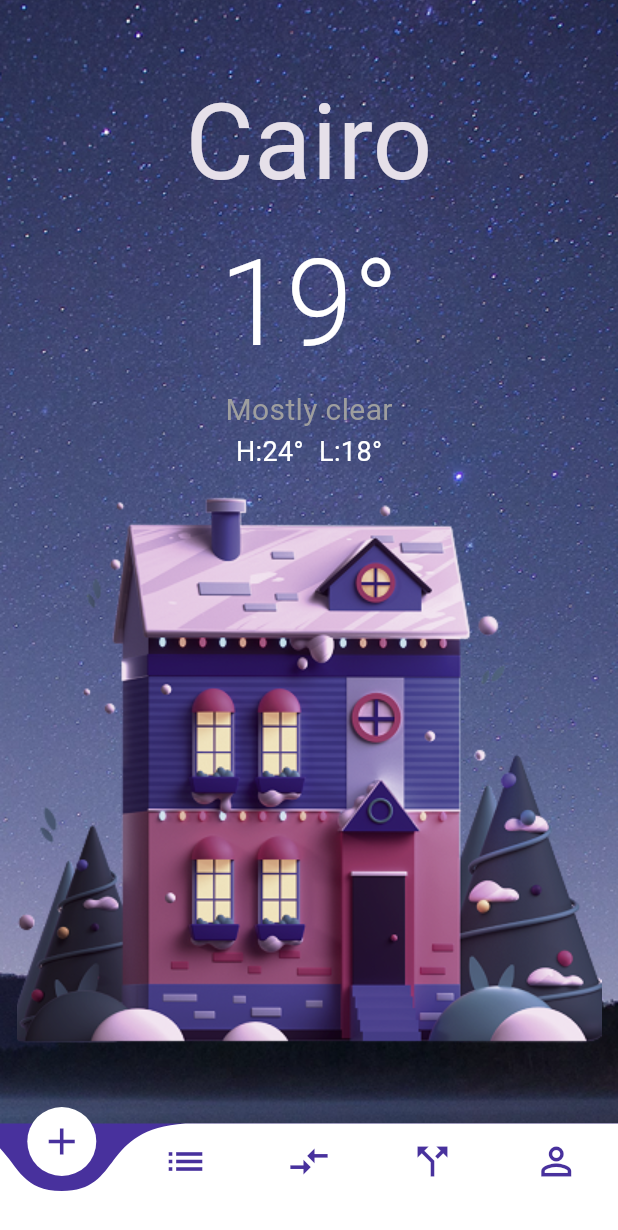
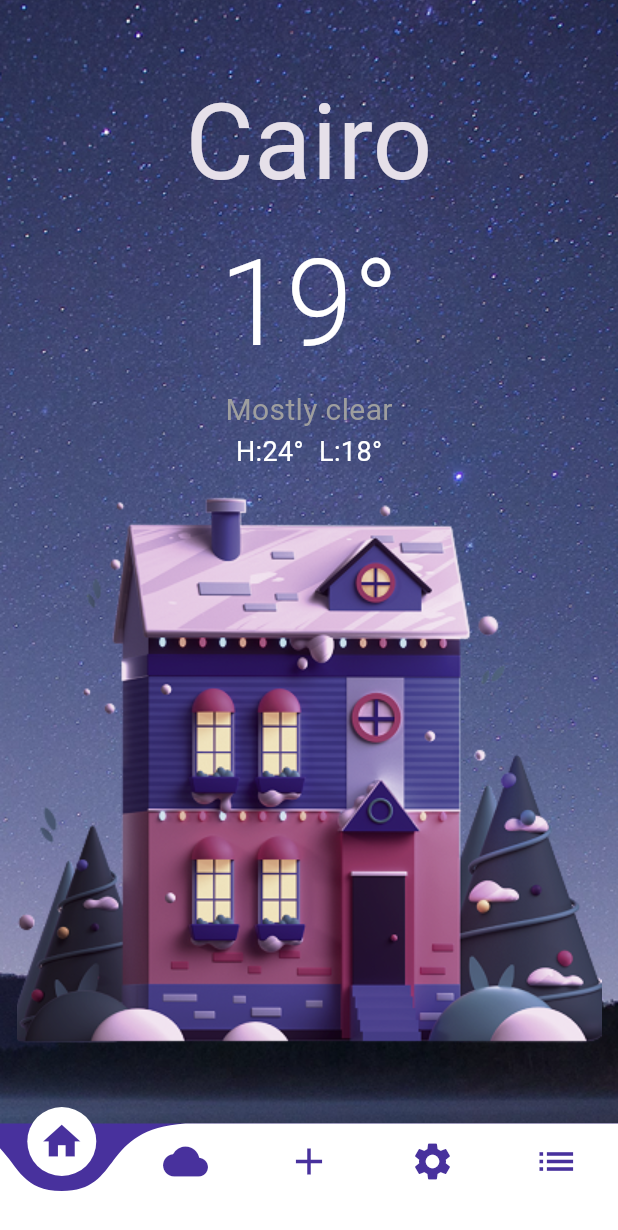
Before and after one commit to hossamhassan16/weather_app_v2, a Flutter app: the screen it shows after launch, on a phone screen of 412 x 824 dp. Shown: the top 1230 px of the screen. Run offline on Flutter 3.47's test engine with Material 3 defaults, Android fonts, the phone set to English and light mode, and no system bars.

Commit message:
edit icons

```diff
--- a/lib/views/home_page_view.dart
+++ b/lib/views/home_page_view.dart
@@ -10,6 +10,7 @@ class HomePageView extends StatefulWidget {
 }
 
 class _HomePageViewState extends State<HomePageView> {
+  // ignore: unused_field
   int _page = 0;
   GlobalKey<CurvedNavigationBarState> _bottomNavigationKey = GlobalKey();
   @override
@@ -69,27 +70,27 @@ class _HomePageViewState extends State<HomePageView> {
         index: 0,
         items: <Widget>[
           Icon(
+            Icons.home,
+            size: 30,
+            color: Color(0xff48319D),
+          ),
+          Icon(
+            Icons.cloud,
+            size: 30,
+            color: Color(0xff48319D),
+          ),
+          Icon(
             Icons.add,
             size: 30,
             color: Color(0xff48319D),
           ),
           Icon(
-            Icons.list,
+            Icons.settings,
             size: 30,
             color: Color(0xff48319D),
           ),
           Icon(
-            Icons.compare_arrows,
-            size: 30,
-            color: Color(0xff48319D),
-          ),
-          Icon(
-            Icons.call_split,
-            size: 30,
-            color: Color(0xff48319D),
-          ),
-          Icon(
-            Icons.perm_identity,
+            Icons.list,
             size: 30,
             color: Color(0xff48319D),
           ),
```
